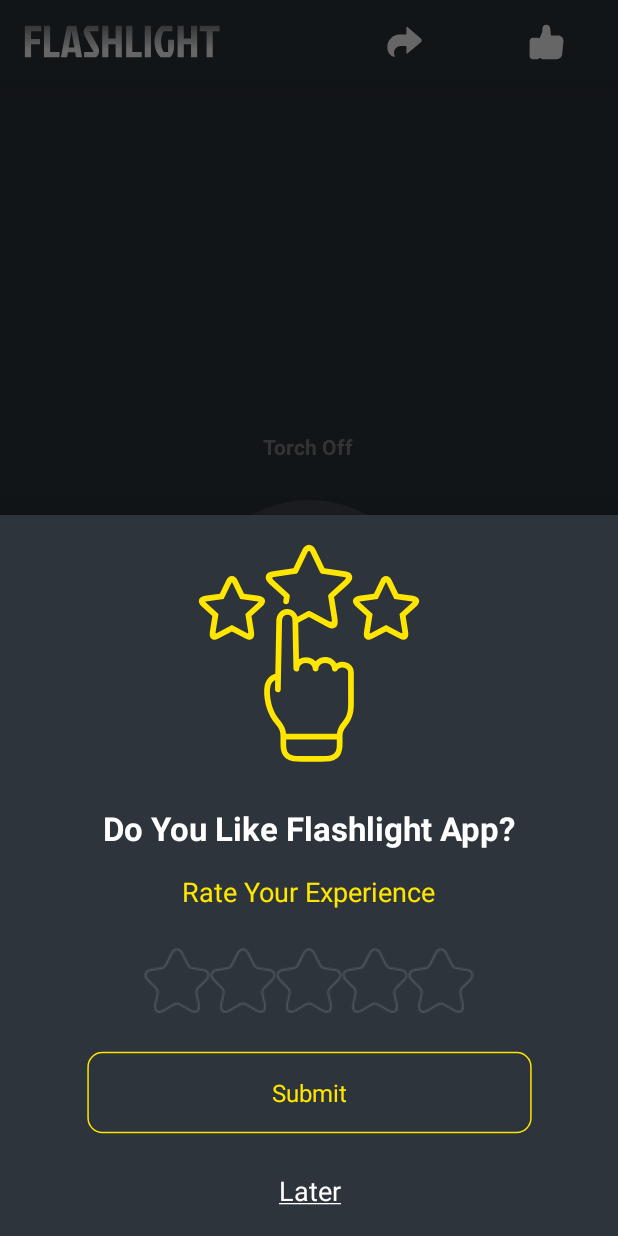
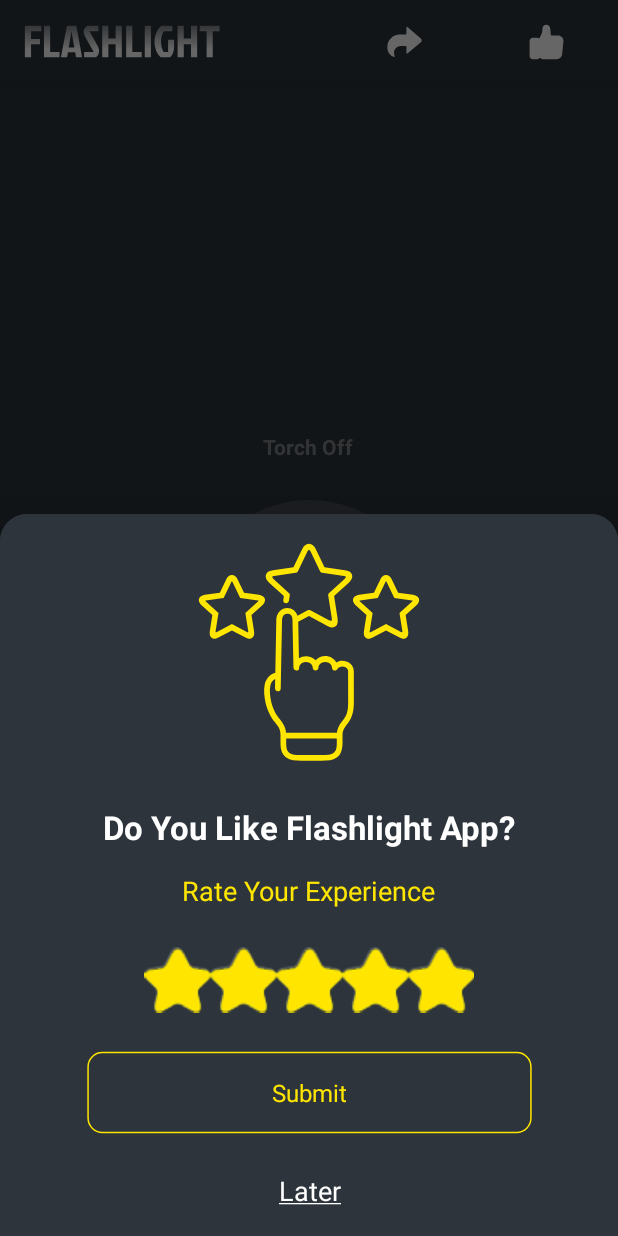
Before and after one commit to Mohd-Sohaib/FlashLight, an Android app: the screen it shows after launch (MainActivity), after a tap on an icon or button, on a phone screen of 412 x 824 dp. Run offline under Robolectric (Android 15) with nearby library versions, the phone set to English and light mode, and no system bars; our stand-ins replace navigation-ui; 1 statement that could not run was skipped.

Commit message:
Add BottomSheetFrag, bug Fix

```diff
--- a/app/src/main/java/com/example/flashlight/HomeFrag.kt
+++ b/app/src/main/java/com/example/flashlight/HomeFrag.kt
@@ -17,14 +17,16 @@ import android.view.LayoutInflater
 import android.view.View
 import android.view.ViewGroup
 import android.widget.Toast
+import androidx.activity.OnBackPressedCallback
 import androidx.core.content.ContextCompat.getSystemService
 import androidx.core.content.getSystemService
 import androidx.navigation.fragment.findNavController
 import com.example.flashlight.databinding.FragmentHomeBinding
+import com.google.android.material.bottomsheet.BottomSheetDialogFragment
 import java.lang.reflect.Parameter
 
 
-class HomeFrag : Fragment() {
+class HomeFrag : BottomSheetDialogFragment() {
     private var _binding : FragmentHomeBinding ?= null
     private val binding get() = _binding!!
 
@@ -118,6 +120,14 @@ class HomeFrag : Fragment() {
             binding.line4.visibility = View.VISIBLE
             binding.line5.visibility = View.VISIBLE
         }
+
+        requireActivity().onBackPressedDispatcher
+            .addCallback(this, object : OnBackPressedCallback(true){
+                override fun handleOnBackPressed() {
+                    val bottomSheetExit = BottomSheetExitFrag()
+                    bottomSheetExit.show(fragmentManager!!,bottomSheetExit.tag)
+                }
+            })
     }
 
 
--- a/app/src/main/java/com/example/flashlight/MainActivity.kt
+++ b/app/src/main/java/com/example/flashlight/MainActivity.kt
@@ -2,6 +2,12 @@ package com.example.flashlight
 
 import androidx.appcompat.app.AppCompatActivity
 import android.os.Bundle
+import androidx.activity.OnBackPressedCallback
+import androidx.navigation.NavController
+import androidx.navigation.NavHostController
+import androidx.navigation.Navigation
+import androidx.navigation.fragment.NavHostFragment
+import androidx.navigation.ui.NavigationUI
 import com.example.flashlight.databinding.ActivityMainBinding
 
 class MainActivity : AppCompatActivity() {
@@ -14,8 +20,8 @@ class MainActivity : AppCompatActivity() {
         setContentView(binding.root)
 
         binding.rating.setOnClickListener {
-            val bottomSheet =  BottomSheetRatingFrag()
-            bottomSheet.show(supportFragmentManager,bottomSheet.tag)
+            val bottomSheetRating =  BottomSheetRatingFrag()
+            bottomSheetRating.show(supportFragmentManager,bottomSheetRating.tag)
         }
     }
     override fun onDestroy() {
--- a/app/src/main/res/layout/activity_main.xml
+++ b/app/src/main/res/layout/activity_main.xml
@@ -7,16 +7,17 @@
     tools:context=".MainActivity">
 
     <com.google.android.material.appbar.AppBarLayout
+        android:id="@+id/appBarLayout"
+        android:layout_width="match_parent"
+        android:layout_height="wrap_content"
+        app:layout_constraintEnd_toEndOf="parent"
         app:layout_constraintStart_toStartOf="parent"
-        app:layout_constraintTop_toTopOf="parent"
-        app:layout_constraintEnd_toEndOf="parent"
-        android:layout_width="match_parent"
-        android:layout_height="wrap_content">
+        app:layout_constraintTop_toTopOf="parent">
 
         <androidx.appcompat.widget.Toolbar
+            android:id="@+id/toolbar"
             android:layout_width="match_parent"
             android:layout_height="wrap_content"
-            android:id="@+id/toolbar"
             android:background="@color/home_frag_bg"
             android:minHeight="?attr/actionBarSize">
 
@@ -24,16 +25,16 @@
                 android:id="@+id/txt_appbar_flashlight"
                 android:layout_width="wrap_content"
                 android:layout_height="wrap_content"
-                app:srcCompat="@drawable/ic_bar_flashlight"
-                android:contentDescription="@null" />
+                android:contentDescription="@null"
+                app:srcCompat="@drawable/ic_bar_flashlight" />
 
             <ImageView
                 android:id="@+id/share"
                 android:layout_width="wrap_content"
                 android:layout_height="wrap_content"
                 android:layout_marginStart="125dp"
-                app:srcCompat="@drawable/ic_share"
-                android:contentDescription="@null" />
+                android:contentDescription="@null"
+                app:srcCompat="@drawable/ic_share" />
 
             <ImageView
                 android:id="@+id/rating"
@@ -41,8 +42,8 @@
                 android:layout_height="wrap_content"
                 android:layout_gravity="end"
                 android:layout_marginEnd="35dp"
-                app:srcCompat="@drawable/ic_rating_thumb"
-                android:contentDescription="@null"/>
+                android:contentDescription="@null"
+                app:srcCompat="@drawable/ic_rating_thumb" />
         </androidx.appcompat.widget.Toolbar>
 
     </com.google.android.material.appbar.AppBarLayout>
@@ -57,7 +58,7 @@
         app:layout_constraintBottom_toBottomOf="parent"
         app:layout_constraintEnd_toEndOf="parent"
         app:layout_constraintStart_toStartOf="parent"
-        app:layout_constraintTop_toTopOf="parent"
+        app:layout_constraintTop_toTopOf="@+id/appBarLayout"
         app:navGraph="@navigation/nav_graph" />
 
 </androidx.constraintlayout.widget.ConstraintLayout>
--- a/app/src/main/res/layout/fragment_bottom_sheet_rating.xml
+++ b/app/src/main/res/layout/fragment_bottom_sheet_rating.xml
@@ -4,7 +4,7 @@
     xmlns:tools="http://schemas.android.com/tools"
     android:layout_width="match_parent"
     android:layout_height="wrap_content"
-    android:background="@color/home_frag_bg"
+    android:background="@drawable/rounded_dialog"
     tools:context=".BottomSheetRatingFrag">
 
     <ImageView
@@ -53,6 +53,7 @@
         android:layout_marginBottom="25dp"
         android:numStars="5"
         android:stepSize="1"
+        android:rating="5"
         style="@style/CustomRatingBarStyle"
         app:layout_constraintBottom_toTopOf="@+id/img_submit"
         app:layout_constraintEnd_toEndOf="@+id/textViewRate"
--- a/app/src/main/res/values/strings.xml
+++ b/app/src/main/res/values/strings.xml
@@ -14,4 +14,6 @@
     <string name="txt_rate">Rate Your Experience</string>
     <string name="later"><u>Later</u></string>
     <string name="submit">Submit</string>
+    <string name="Tap">Tap to Exit</string>
+    <string name="seeSoon">see you soon</string>
 </resources>
--- a/app/src/main/res/values/themes.xml
+++ b/app/src/main/res/values/themes.xml
@@ -25,9 +25,9 @@
         <item name="android:background">@drawable/rounded_dialog</item>
     </style>
 
-    <style name="CustomRatingBarStyle"  parent="Widget.AppCompat.RatingBar">
+    <style name="CustomRatingBarStyle" >
         <item name="android:progressDrawable">@drawable/custom_rating_bar</item>
         <item name="android:minHeight">15dip</item>
-        <item name="android:maxHeight">43dip</item>
+        <item name="android:maxHeight">45dip</item>
     </style>
 </resources>
```
Also changed, not shown: app/src/main/java/com/example/flashlight/BottomSheetExitFrag.kt (added, +31 -0 lines), app/src/main/res/drawable/custom_rating_bar.xml (+4 -4 lines), app/src/main/res/drawable/emoji.xml (added, +38 -0 lines), app/src/main/res/drawable/ic_tab_bg.xml (added, +11 -0 lines), app/src/main/res/layout/fragment_bottom_sheet_exit.xml (added, +61 -0 lines), app/src/main/res/drawable/star_fill.png.
